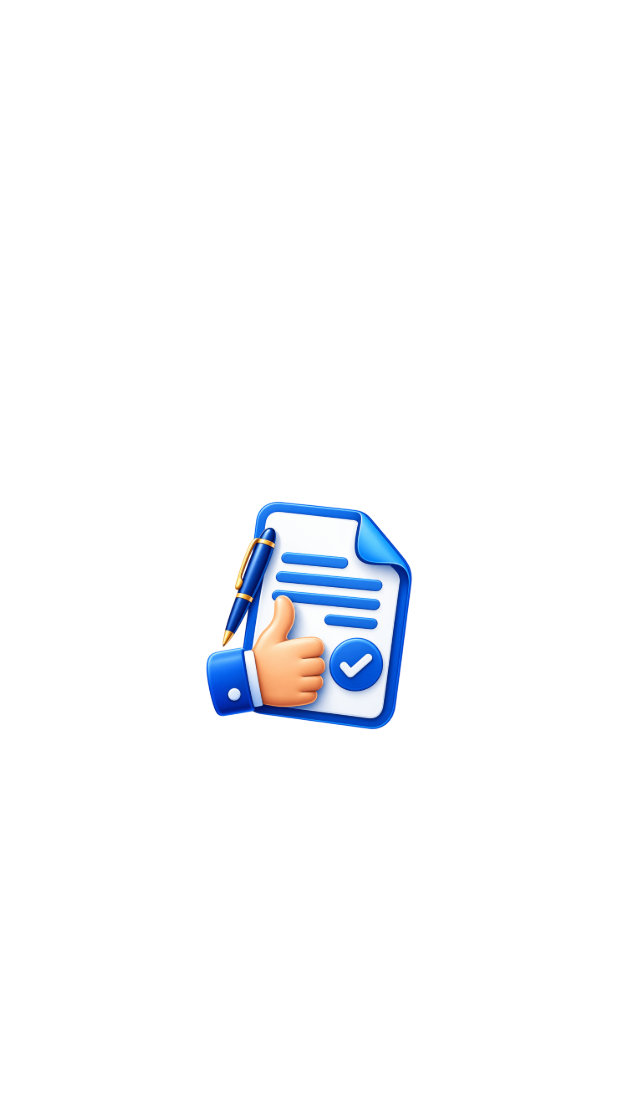
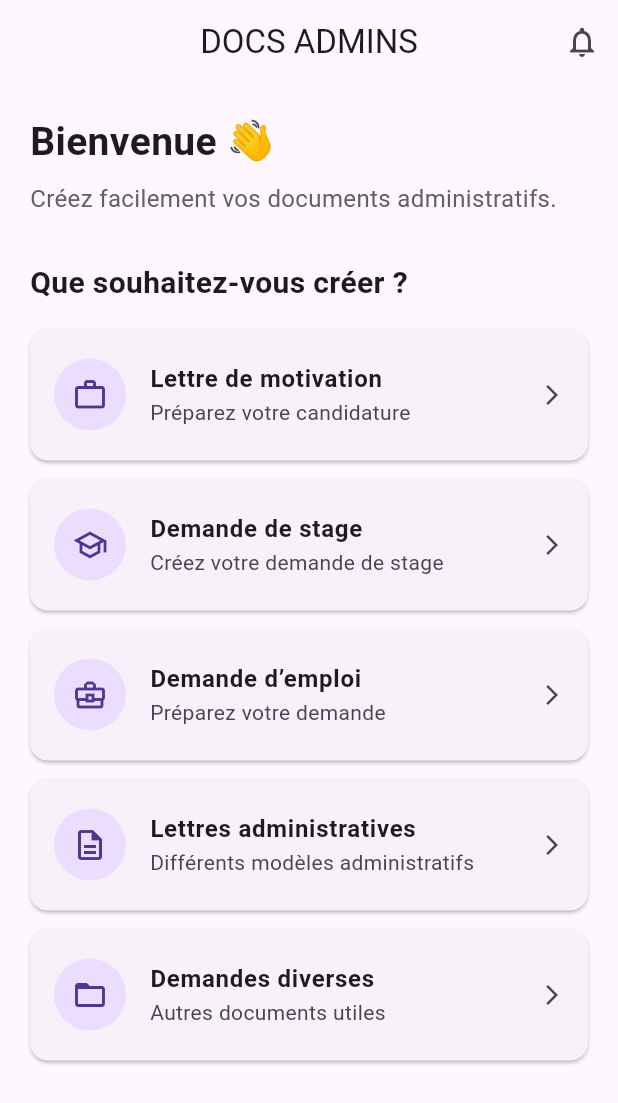
Before and after one commit to NMVG-pixel/MyApp, a Flutter app: the screen it shows after launch, on a phone screen of 412 x 824 dp. Shown: the top 1103 px of the screen. Run offline on Flutter 3.47's test engine with Material 3 defaults, Android fonts, the light colour scheme and no system bars.

Commit message:
Ajout de la HomeView

```diff
--- /dev/null
+++ b/lib/views/home_view.dart
@@ -0,0 +1,119 @@
+import 'package:flutter/material.dart';
+
+class HomeView extends StatelessWidget {
+  const HomeView({super.key});
+
+  @override
+  Widget build(BuildContext context) {
+    return Scaffold(
+      appBar: AppBar(
+        title: const Text('DOCS ADMINS'),
+        centerTitle: true,
+        actions: [
+          IconButton(
+            onPressed: () {},
+            icon: const Icon(Icons.notifications_none),
+          ),
+        ],
+      ),
+      body: SingleChildScrollView(
+        padding: const EdgeInsets.all(20),
+        child: Column(
+          crossAxisAlignment: CrossAxisAlignment.start,
+          children: [
+            const Text(
+              'Bienvenue 👋',
+              style: TextStyle(
+                fontSize: 26,
+                fontWeight: FontWeight.bold,
+              ),
+            ),
+            const SizedBox(height: 8),
+            Text(
+              'Créez facilement vos documents administratifs.',
+              style: TextStyle(
+                fontSize: 16,
+                color: Colors.grey.shade700,
+              ),
+            ),
+            const SizedBox(height: 30),
+
+            const Text(
+              'Que souhaitez-vous créer ?',
+              style: TextStyle(
+                fontSize: 20,
+                fontWeight: FontWeight.bold,
+              ),
+            ),
+            const SizedBox(height: 16),
+
+            _buildCategoryCard(
+              icon: Icons.work_outline,
+              title: 'Lettre de motivation',
+              subtitle: 'Préparez votre candidature',
+              onTap: () {},
+            ),
+
+            _buildCategoryCard(
+              icon: Icons.school_outlined,
+              title: 'Demande de stage',
+              subtitle: 'Créez votre demande de stage',
+              onTap: () {},
+            ),
+
+            _buildCategoryCard(
+              icon: Icons.business_center_outlined,
+              title: 'Demande d’emploi',
+              subtitle: 'Préparez votre demande',
+              onTap: () {},
+            ),
+
+            _buildCategoryCard(
+              icon: Icons.description_outlined,
+              title: 'Lettres administratives',
+              subtitle: 'Différents modèles administratifs',
+              onTap: () {},
+            ),
+
+            _buildCategoryCard(
+              icon: Icons.folder_open_outlined,
+              title: 'Demandes diverses',
+              subtitle: 'Autres documents utiles',
+              onTap: () {},
+            ),
+          ],
+        ),
+      ),
+    );
+  }
+
+  Widget _buildCategoryCard({
+    required IconData icon,
+    required String title,
+    required String subtitle,
+    required VoidCallback onTap,
+  }) {
+    return Card(
+      margin: const EdgeInsets.only(bottom: 12),
+      child: ListTile(
+        contentPadding: const EdgeInsets.symmetric(
+          horizontal: 16,
+          vertical: 8,
+        ),
+        leading: CircleAvatar(
+          radius: 24,
+          child: Icon(icon),
+        ),
+        title: Text(
+          title,
+          style: const TextStyle(
+            fontWeight: FontWeight.bold,
+          ),
+        ),
+        subtitle: Text(subtitle),
+        trailing: const Icon(Icons.arrow_forward_ios, size: 16),
+        onTap: onTap,
+      ),
+    );
+  }
+}
--- a/lib/views/splash_view.dart
+++ b/lib/views/splash_view.dart
@@ -1,6 +1,8 @@
 import 'dart:async';
 
 import 'package:flutter/material.dart';
+
+import 'home_view.dart';
 
 class SplashView extends StatefulWidget {
   const SplashView({super.key});
@@ -31,8 +33,15 @@ class _SplashViewState extends State<SplashView>
     _animationController.forward();
 
     Timer(const Duration(seconds: 2), () {
-      if (!mounted) return;
-    });
+  if (!mounted) return;
+
+  Navigator.pushReplacement(
+    context,
+    MaterialPageRoute(
+      builder: (context) => const HomeView(),
+    ),
+  );
+});
   }
 
   @override
```
